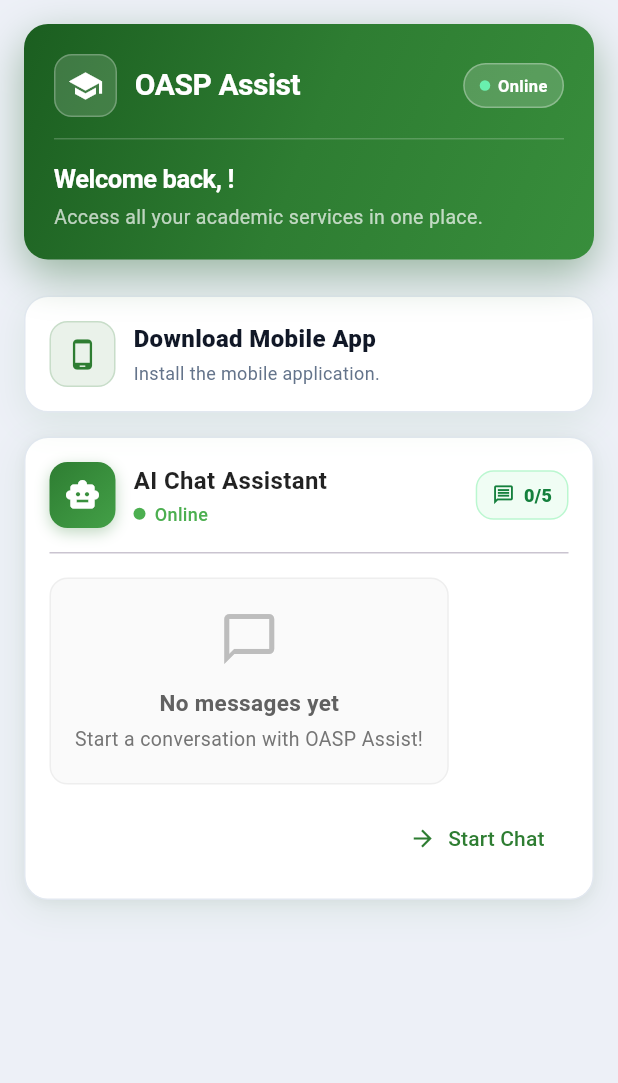
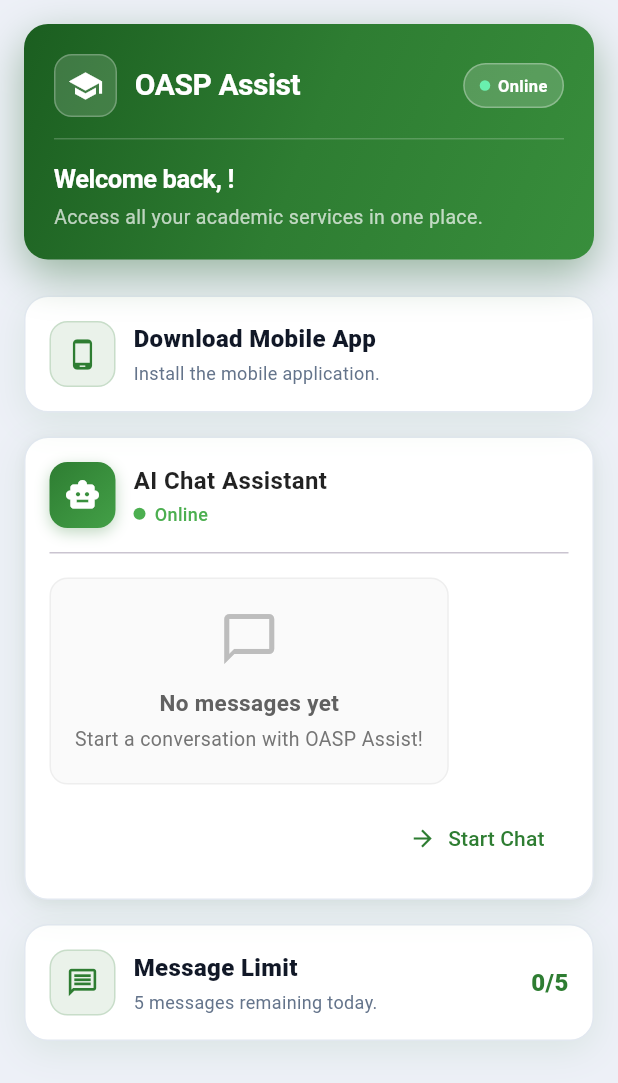
Before and after one commit to JIAN-LESTER/OASP_Assist, a Flutter app: the HomeDashboard screen opened directly, on a phone screen of 412 x 824 dp. Shown: the top 1083 px of the screen. Run offline on Flutter 3.47's test engine with Material 3 defaults, Android fonts, the phone set to English and light mode, and no system bars; our stand-ins replace cached_network_image, cloud_firestore, cloud_functions, csv, file_picker, firebase_auth and 16 more; missing offline and left inert: docx_to_text, markdown, syncfusion_flutter_pdf, universal_html; accounts and stored records are empty.

Commit message:
Add Daily Message Limit Section on Homepage

```diff
--- a/lib/modules/user/home/home.dart
+++ b/lib/modules/user/home/home.dart
@@ -177,6 +177,7 @@ class _HomeDashboardState extends State<HomeDashboard>
 
                   // AI Chat Assistant
                   SliverToBoxAdapter(child: _buildChatPreviewSection()),
+                  SliverToBoxAdapter(child: _buildMessageLimitSection()),
 
                   // Bottom spacing
                   SliverToBoxAdapter(
@@ -532,11 +533,6 @@ class _HomeDashboardState extends State<HomeDashboard>
                     ],
                   ),
                 ),
-                Consumer<ChatProvider>(
-                  builder: (context, chatProvider, _) {
-                    return _buildMessageLimitBadge(chatProvider, isMobile);
-                  },
-                ),
               ],
             ),
             const SizedBox(height: 16),
@@ -564,55 +560,102 @@ class _HomeDashboardState extends State<HomeDashboard>
     );
   }
 
-  Widget _buildMessageLimitBadge(ChatProvider chatProvider, bool isMobile) {
+  Widget _buildMessageLimitSection() {
+    final isMobile = _isMobile(context);
+
+    return Consumer<ChatProvider>(
+      builder: (context, chatProvider, _) {
         final used = chatProvider.userDailyMessageCount;
         final limit = ChatProvider.MAX_DAILY_MESSAGES;
         final remaining = (limit - used).clamp(0, limit);
         final isLimitReached = remaining == 0;
 
         return Container(
-      padding: EdgeInsets.symmetric(
-        horizontal: isMobile ? 10 : 12,
-        vertical: isMobile ? 7 : 8,
+          margin: EdgeInsets.symmetric(
+            horizontal: isMobile ? 16 : 20,
+            vertical: 8,
           ),
+          padding: EdgeInsets.all(isMobile ? 16 : 20),
+          decoration: BoxDecoration(
+            color: Colors.white,
+            borderRadius: BorderRadius.circular(isMobile ? 16 : 20),
+            border: Border.all(color: const Color(0xFFE2E8F0), width: 1),
+            boxShadow: [
+              BoxShadow(
+                color: const Color(0xFF2E7D32).withOpacity(0.10),
+                blurRadius: 20,
+                offset: const Offset(0, 6),
+              ),
+            ],
+          ),
+          child: Row(
+            children: [
+              Container(
+                padding: const EdgeInsets.all(10),
                 decoration: BoxDecoration(
                   color:
                       isLimitReached
                           ? const Color(0xFFFFF1F2)
-                : const Color(0xFFF0FDF4),
+                          : const Color(0xFF2E7D32).withOpacity(0.10),
                   borderRadius: BorderRadius.circular(12),
                   border: Border.all(
                     color:
                         isLimitReached
                             ? const Color(0xFFFCA5A5)
-                  : const Color(0xFFBBF7D0),
+                            : const Color(0xFF2E7D32).withOpacity(0.18),
                   ),
                 ),
-      child: Row(
-        mainAxisSize: MainAxisSize.min,
-        children: [
-          Icon(
+                child: Icon(
                   Icons.message_outlined,
-            size: isMobile ? 15 : 16,
                   color:
                       isLimitReached
                           ? const Color(0xFFDC2626)
-                    : const Color(0xFF15803D),
+                          : const Color(0xFF2E7D32),
+                  size: isMobile ? 22 : 24,
                 ),
-          const SizedBox(width: 6),
+              ),
+              const SizedBox(width: 12),
+              Expanded(
+                child: Column(
+                  crossAxisAlignment: CrossAxisAlignment.start,
+                  children: [
+                    Text(
+                      'Message Limit',
+                      style: TextStyle(
+                        fontSize: isMobile ? 16 : 18,
+                        fontWeight: FontWeight.w800,
+                        color: const Color(0xFF111827),
+                      ),
+                    ),
+                    const SizedBox(height: 3),
+                    Text(
+                      isLimitReached
+                          ? 'Daily limit reached. Resets at 8:00 AM.'
+                          : '$remaining messages remaining today.',
+                      style: TextStyle(
+                        fontSize: isMobile ? 12 : 13,
+                        color: const Color(0xFF64748B),
+                      ),
+                    ),
+                  ],
+                ),
+              ),
+              const SizedBox(width: 12),
               Text(
                 '$used/$limit',
                 style: TextStyle(
-              fontSize: isMobile ? 12 : 13,
+                  fontSize: isMobile ? 16 : 18,
                   fontWeight: FontWeight.w800,
                   color:
                       isLimitReached
                           ? const Color(0xFFDC2626)
-                      : const Color(0xFF15803D),
+                          : const Color(0xFF2E7D32),
                 ),
               ),
             ],
           ),
+        );
+      },
     );
   }
 
```
Lines whose indentation alone changed are shown as unchanged.
